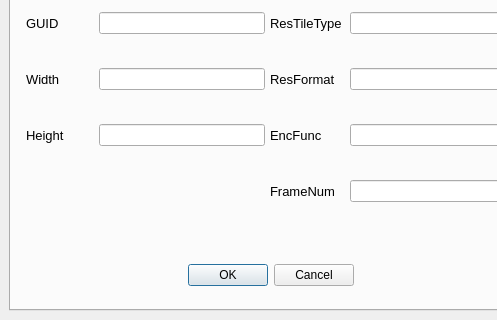
Above: Client/command_validator_app/ui/mainwindow.ui from SJTU-Applemin/AutoULTGen before the change; both pictures show x 0 to 497 and y 234 to 554 of the 805 by 554 pixel window. Below: the same form after it.
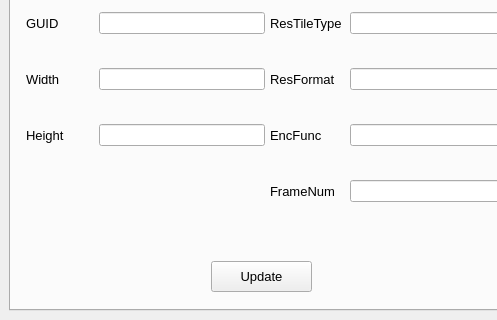
That is the form after the change. The open tabs and pages were chosen to show the change.

```diff
--- a/Client/command_validator_app/ui/mainwindow.ui
+++ b/Client/command_validator_app/ui/mainwindow.ui
@@ -847,17 +847,22 @@
          </item>
         </layout>
        </widget>
-       <widget class="QDialogButtonBox" name="buttonBox">
+       <widget class="QPushButton" name="pushButtonUpdate">
         <property name="geometry">
          <rect>
-          <x>150</x>
+          <x>200</x>
           <y>460</y>
-          <width>193</width>
-          <height>28</height>
+          <width>101</width>
+          <height>31</height>
          </rect>
         </property>
-        <property name="standardButtons">
-         <set>QDialogButtonBox::Cancel|QDialogButtonBox::Ok</set>
+        <property name="font">
+         <font>
+          <pointsize>10</pointsize>
+         </font>
+        </property>
+        <property name="text">
+         <string>Update</string>
         </property>
        </widget>
       </widget>
```
Left out of the diff: 4 changed lines with no effect on the pictures.
